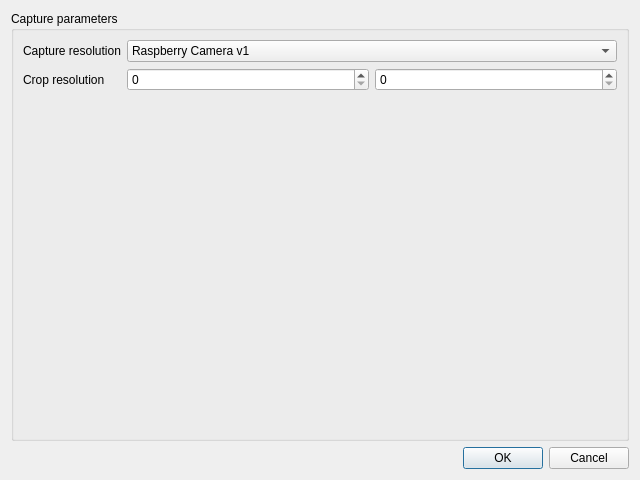
First picture: the form in settingsdialog.ui, repository stelzch/holmos-gui-qt, before the edit.
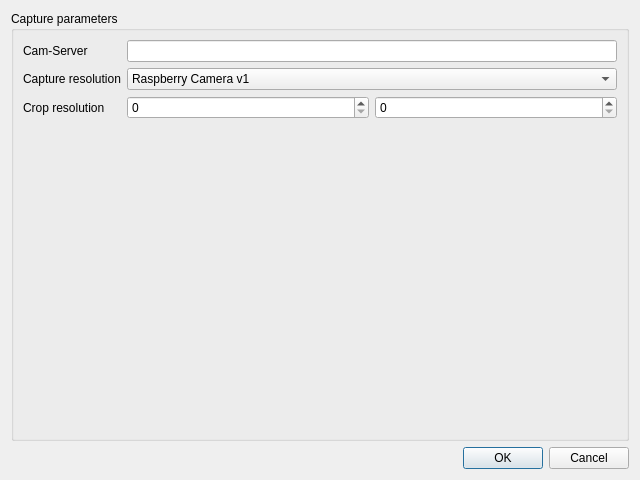
Second picture: the form after the edit.

Commit message: CamServer integration (fetching images over http) Refactoring computationWorker loop, added comments

Diff of the .ui file:
```diff
--- a/settingsdialog.ui
+++ b/settingsdialog.ui
@@ -20,14 +20,14 @@
       <string>Capture parameters</string>
      </property>
      <layout class="QFormLayout" name="formLayout">
-      <item row="0" column="0">
+      <item row="1" column="0">
        <widget class="QLabel" name="label">
         <property name="text">
          <string>Capture resolution</string>
         </property>
        </widget>
       </item>
-      <item row="0" column="1">
+      <item row="1" column="1">
        <widget class="QComboBox" name="captureResolutionBox">
         <item>
          <property name="text">
@@ -41,14 +41,14 @@
         </item>
        </widget>
       </item>
-      <item row="1" column="0">
+      <item row="2" column="0">
        <widget class="QLabel" name="label_2">
         <property name="text">
          <string>Crop resolution</string>
         </property>
        </widget>
       </item>
-      <item row="1" column="1">
+      <item row="2" column="1">
        <layout class="QHBoxLayout" name="horizontalLayout">
         <item>
          <widget class="QSpinBox" name="cropResolutionX"/>
@@ -58,6 +58,16 @@
         </item>
        </layout>
       </item>
+      <item row="0" column="0">
+       <widget class="QLabel" name="label_3">
+        <property name="text">
+         <string>Cam-Server</string>
+        </property>
+       </widget>
+      </item>
+      <item row="0" column="1">
+       <widget class="QLineEdit" name="camAddressInput"/>
+      </item>
      </layout>
     </widget>
    </item>
```
The commit also changes 13 other files.
